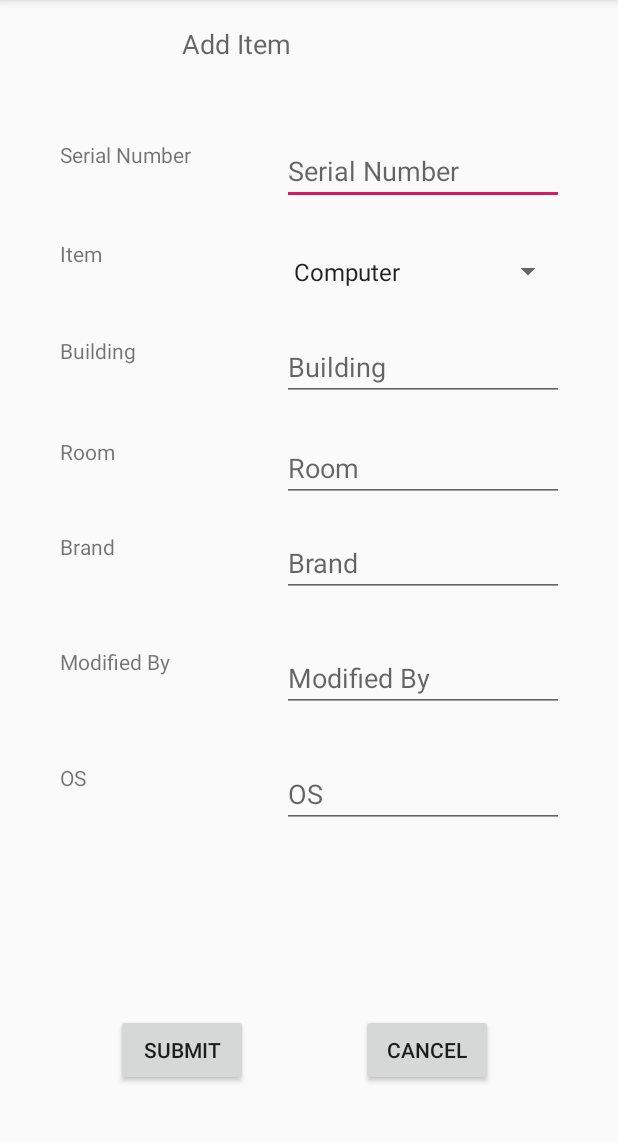
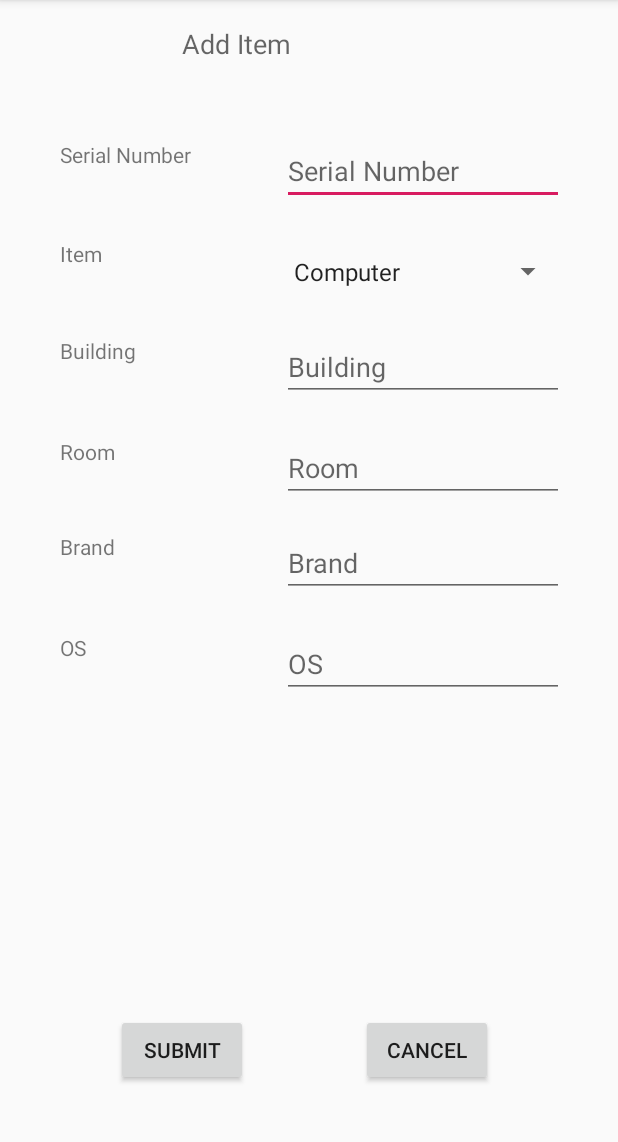
Before and after one commit to AugustanaCSC490Spring2020/InventoryAuditApp, an Android app: the AddItemPage screen opened directly, with no data from a screen before it, after a tap on "SUBMIT", on a phone screen of 412 x 824 dp, the part 84-1226 px from its top. Run offline under Robolectric (Android 15) with nearby library versions, the phone set to English and light mode, and no system bars; our stand-ins replace Firebase (no records; nobody signed in at launch, a user with empty details on screens opened directly); 2 statements that could not run were skipped.

Commit message:
removed the modified by field on add item page and had it auto populate the user based the google acct signed in

```diff
--- a/app/src/main/java/com/example/inventoryauditapp/inventory/AddItemPage.java
+++ b/app/src/main/java/com/example/inventoryauditapp/inventory/AddItemPage.java
@@ -22,6 +22,8 @@ import com.example.inventoryauditapp.classes.Computer;
 import com.example.inventoryauditapp.classes.Item;
 import com.example.inventoryauditapp.classes.Printer;
 import com.example.inventoryauditapp.classes.User;
+import com.google.android.gms.auth.api.signin.GoogleSignIn;
+import com.google.android.gms.auth.api.signin.GoogleSignInAccount;
 import com.google.firebase.database.DataSnapshot;
 import com.google.firebase.database.DatabaseError;
 import com.google.firebase.database.DatabaseReference;
@@ -44,9 +46,6 @@ public class AddItemPage extends AppCompatActivity {
     Spinner printerType;
 
     //Initialize EditText
-    EditText lastScannedInput;
-    EditText dateAddedInput;
-    EditText modifiedByInput;
     EditText serialNumberInput;
 
     //Initialize TextView
@@ -124,7 +123,6 @@ public class AddItemPage extends AppCompatActivity {
         roomInput           = findViewById(R.id.roomInput);
         osInput             = findViewById(R.id.osInput);
         brandInput          = findViewById(R.id.brandInput);
-        modifiedByInput     = findViewById(R.id.modifiedInput);
         osTextView          = findViewById(R.id.OSText);
         printerTextView     = findViewById(R.id.typeText);
         printerType         = findViewById(R.id.printerTypeSpinner);
@@ -168,28 +166,30 @@ public class AddItemPage extends AppCompatActivity {
     //checks to see if all fields are entered and then submits item entry to the database
     public boolean addItem(){
         DatabaseReference ref;
-        String serialNumberText = serialNumberInput.getText().toString();
-        itemTypeText            = itemType.getSelectedItem().toString();
-        buildingText            = buildingInput.getText().toString().trim();
-        roomText                = roomInput.getText().toString().trim();
-        String brandText        = brandInput.getText().toString().trim();
-        String modifiedByText   = modifiedByInput.getText().toString().trim();
-        String osText           = osInput.getText().toString().trim();
-        String currentDate      = Calendar.getInstance().getTime().toString();
-        Integer computerRoom    = !(roomText.equals("")) ? Integer.parseInt(roomText) : 0; //Lambda function to format as integer properly when form has input or is empty
-        String printerTypeText  = printerType.getSelectedItem().toString();
-        User dummyUser          = new User("scottdaluga16","scottdaluga16@augustana.edu");
+        String serialNumberText     = serialNumberInput.getText().toString();
+        itemTypeText                = itemType.getSelectedItem().toString();
+        buildingText                = buildingInput.getText().toString().trim();
+        roomText                    = roomInput.getText().toString().trim();
+        String brandText            = brandInput.getText().toString().trim();
+        String osText               = osInput.getText().toString().trim();
+        String currentDate          = Calendar.getInstance().getTime().toString();
+        Integer computerRoom        = !(roomText.equals("")) ? Integer.parseInt(roomText) : 0; //Lambda function to format as integer properly when form has input or is empty
+        String printerTypeText      = printerType.getSelectedItem().toString();
+        GoogleSignInAccount acct    = GoogleSignIn.getLastSignedInAccount(this);
+        String userName             = acct.getDisplayName();
+        String userEmail            = acct.getEmail();
+        User appUser                = new User(userName, userEmail);
 
 
-        if(!emptyText(itemTypeText,buildingText,roomText,brandText,modifiedByText,osText,serialNumberText)){
+        if(!emptyText(itemTypeText,buildingText,roomText,brandText,osText,serialNumberText)){
             if(itemTypeText.equals("Computer")){
                 ref = FirebaseDatabase.getInstance().getReference("Computer").child(serialNumberText);
-                Computer computer = new Computer(serialNumberText,buildingText,computerRoom,osText,brandText,currentDate,currentDate,dummyUser);
+                Computer computer = new Computer(serialNumberText,buildingText,computerRoom,osText,brandText,currentDate,currentDate,appUser);
                 ref.setValue(computer);
                 Toast.makeText(this,"Successfully added Computer", Toast.LENGTH_LONG).show();
             }else if(itemTypeText.equals("Printer")){
                 ref = FirebaseDatabase.getInstance().getReference("Printer").child(serialNumberText);
-                Printer printer = new Printer(serialNumberText,buildingText,computerRoom,printerTypeText,brandText,currentDate,dummyUser);
+                Printer printer = new Printer(serialNumberText,buildingText,computerRoom,printerTypeText,brandText,currentDate,appUser);
                 ref.setValue(printer);
                 Toast.makeText(this,"Successfully added Printer", Toast.LENGTH_LONG).show();
             }
@@ -202,7 +202,7 @@ public class AddItemPage extends AppCompatActivity {
     }
 
     //helper method to check if any inputted text is empty;
-    private boolean emptyText(String itemType, String building,String room,String brand, String modifiedBy,String os, String serialNumber){
+    private boolean emptyText(String itemType, String building,String room,String brand, String os, String serialNumber){
         if(TextUtils.isEmpty(serialNumber) || serialNumber.equals("")){
             return true;
         }else if(TextUtils.isEmpty(building) || building.equals("")){
@@ -210,8 +210,6 @@ public class AddItemPage extends AppCompatActivity {
         }else if(TextUtils.isEmpty(room) || room.equals("")){
             return true;
         }else if(TextUtils.isEmpty(brand) || brand.equals("")) {
-            return true;
-        }else if(TextUtils.isEmpty(modifiedBy) || modifiedBy.equals("")){
             return true;
         }else if(itemType.equals("Computer")){
             if(TextUtils.isEmpty(os) || os.equals("")){
--- a/app/src/main/res/layout/activity_add_item_page.xml
+++ b/app/src/main/res/layout/activity_add_item_page.xml
@@ -16,7 +16,7 @@
         app:layout_constraintHorizontal_bias="0.838"
         app:layout_constraintStart_toStartOf="parent"
         app:layout_constraintTop_toTopOf="parent"
-        app:layout_constraintVertical_bias="0.777" />
+        app:layout_constraintVertical_bias="0.662" />
 
     <TextView
         android:id="@+id/typeText"
@@ -28,7 +28,7 @@
         app:layout_constraintHorizontal_bias="0.133"
         app:layout_constraintStart_toStartOf="parent"
         app:layout_constraintTop_toTopOf="parent"
-        app:layout_constraintVertical_bias="0.777" />
+        app:layout_constraintVertical_bias="0.662" />
 
     <TextView
         android:id="@+id/serialNumberText"
@@ -72,33 +72,19 @@
         android:id="@+id/osInput"
         android:layout_width="188dp"
         android:layout_height="43dp"
+        android:completionHint="Operating Systems"
+        android:completionThreshold="1"
+        android:dropDownAnchor="@id/addItemText"
         android:ems="10"
         android:hint="@string/OS"
         android:inputType="textPersonName"
-        android:completionHint="Operating Systems"
-        android:completionThreshold="1"
         android:text=""
-        android:dropDownAnchor="@id/addItemText"
         app:layout_constraintBottom_toBottomOf="parent"
         app:layout_constraintEnd_toEndOf="parent"
         app:layout_constraintHorizontal_bias="0.838"
         app:layout_constraintStart_toStartOf="parent"
         app:layout_constraintTop_toTopOf="parent"
-        app:layout_constraintVertical_bias="0.702" />
-
-    <EditText
-        android:id="@+id/modifiedInput"
-        android:layout_width="188dp"
-        android:layout_height="43dp"
-        android:ems="10"
-        android:hint="@string/modifiedBy"
-        android:inputType="textPersonName"
-        app:layout_constraintBottom_toBottomOf="parent"
-        app:layout_constraintEnd_toEndOf="parent"
-        app:layout_constraintHorizontal_bias="0.838"
-        app:layout_constraintStart_toStartOf="parent"
-        app:layout_constraintTop_toTopOf="parent"
-        app:layout_constraintVertical_bias="0.595" />
+        app:layout_constraintVertical_bias="0.582" />
 
     <AutoCompleteTextView
         android:id="@+id/brandInput"
@@ -145,19 +131,7 @@
         app:layout_constraintHorizontal_bias="0.133"
         app:layout_constraintStart_toStartOf="parent"
         app:layout_constraintTop_toTopOf="parent"
-        app:layout_constraintVertical_bias="0.702" />
-
-    <TextView
-        android:id="@+id/modifiedByText"
-        android:layout_width="111dp"
-        android:layout_height="43dp"
-        android:text="@string/modifiedBy"
-        app:layout_constraintBottom_toBottomOf="parent"
-        app:layout_constraintEnd_toEndOf="parent"
-        app:layout_constraintHorizontal_bias="0.133"
-        app:layout_constraintStart_toStartOf="parent"
-        app:layout_constraintTop_toTopOf="parent"
-        app:layout_constraintVertical_bias="0.595" />
+        app:layout_constraintVertical_bias="0.582" />
 
     <TextView
         android:id="@+id/brandText"
```
